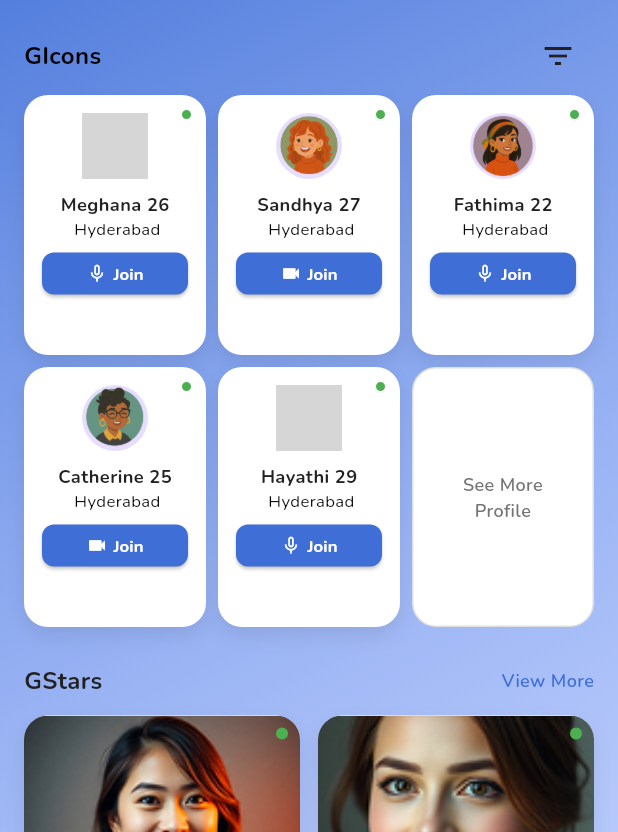
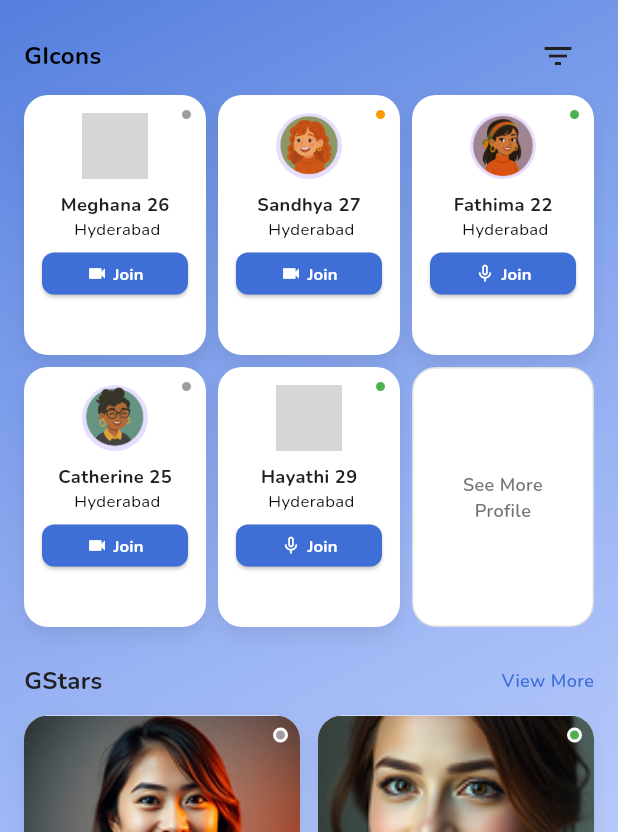
Before and after one commit to sanashajiya/little_hearts, a Flutter app: the _ExploreView screen opened directly, after a tap on "Friend Zone", on a phone screen of 412 x 824 dp. Shown: the part 172-1004 px from the top of the screen. Run offline on Flutter 3.47's test engine with Material 3 defaults, Android fonts, the phone set to English and light mode, and no system bars; our stand-ins replace dartz, dio, equatable, flutter_bloc, get_it, go_router and 1 more; grey boxes are pictures that could not be loaded.

Commit message:
add dynamic user status on GIcon, Gstar

```diff
--- a/lib/features/explore/domain/entities/gicon.dart
+++ b/lib/features/explore/domain/entities/gicon.dart
@@ -1,6 +1,12 @@
 enum CallType {
   audio,
   video,
+}
+
+enum UserStatus {
+  online,
+  offline,
+  busy,
 }
 
 class GIcon {
@@ -8,7 +14,7 @@
   final int age;
   final String location;
   final String imageAsset;
-  final bool isOnline;
+  final UserStatus status;
   final CallType callType;
 
   const GIcon({
@@ -16,7 +22,7 @@
     required this.age,
     required this.location,
     required this.imageAsset,
-    this.isOnline = true,
+    this.status = UserStatus.online,
     this.callType = CallType.audio,
   });
 }
--- a/lib/features/explore/domain/entities/gstar.dart
+++ b/lib/features/explore/domain/entities/gstar.dart
@@ -5,7 +5,7 @@
   final int age;
   final String location;
   final String imageAsset;
-  final bool isOnline;
+  final UserStatus status;
   final CallType callType;
 
   const GStar({
@@ -13,7 +13,7 @@
     required this.age,
     required this.location,
     required this.imageAsset,
-    this.isOnline = true,
+    this.status = UserStatus.online,
     this.callType = CallType.audio,
   });
 }
--- a/lib/features/explore/presentation/bloc/explore_bloc.dart
+++ b/lib/features/explore/presentation/bloc/explore_bloc.dart
@@ -21,17 +21,23 @@
     return _random.nextBool() ? CallType.audio : CallType.video;
   }
 
+  UserStatus _getRandomStatus() {
+    final statuses = UserStatus.values;
+    return statuses[_random.nextInt(statuses.length)];
+  }
+
   void _onInitialized(
     ExploreInitialized event,
     Emitter<ExploreState> emit,
   ) {
-    // Static data with random call types; later can be replaced with repository calls.
+    // Static data with random call types and statuses; later can be replaced with repository calls.
     final gIcons = [
       GIcon(
         name: 'Meghana',
         age: 26,
         location: 'Hyderabad',
         imageAsset: 'assets/images/gicon1.png',
+        status: _getRandomStatus(),
         callType: _getRandomCallType(),
       ),
       GIcon(
@@ -39,6 +45,7 @@
         age: 27,
         location: 'Hyderabad',
         imageAsset: 'assets/images/gicon2.png',
+        status: _getRandomStatus(),
         callType: _getRandomCallType(),
       ),
       GIcon(
@@ -46,6 +53,7 @@
         age: 22,
         location: 'Hyderabad',
         imageAsset: 'assets/images/gicon3.png',
+        status: _getRandomStatus(),
         callType: _getRandomCallType(),
       ),
       GIcon(
@@ -53,6 +61,7 @@
         age: 25,
         location: 'Hyderabad',
         imageAsset: 'assets/images/gicon4.png',
+        status: _getRandomStatus(),
         callType: _getRandomCallType(),
       ),
       GIcon(
@@ -60,6 +69,7 @@
         age: 29,
         location: 'Hyderabad',
         imageAsset: 'assets/images/gicon5.png',
+        status: _getRandomStatus(),
         callType: _getRandomCallType(),
       ),
       GIcon(
@@ -67,6 +77,7 @@
         age: 24,
         location: 'Hyderabad',
         imageAsset: 'assets/images/gicon6.png',
+        status: _getRandomStatus(),
         callType: _getRandomCallType(),
       ),
       GIcon(
@@ -74,6 +85,7 @@
         age: 23,
         location: 'Hyderabad',
         imageAsset: 'assets/images/gicon7.png',
+        status: _getRandomStatus(),
         callType: _getRandomCallType(),
       ),
       GIcon(
@@ -81,6 +93,7 @@
         age: 28,
         location: 'Hyderabad',
         imageAsset: 'assets/images/gicon8.png',
+        status: _getRandomStatus(),
         callType: _getRandomCallType(),
       ),
     ];
@@ -91,6 +104,7 @@
         age: 26,
         location: 'Hyderabad',
         imageAsset: 'assets/images/gstar1.png',
+        status: _getRandomStatus(),
         callType: _getRandomCallType(),
       ),
       GStar(
@@ -98,6 +112,7 @@
         age: 28,
         location: 'Hyderabad',
         imageAsset: 'assets/images/gstar2.png',
+        status: _getRandomStatus(),
         callType: _getRandomCallType(),
       ),
       GStar(
@@ -105,6 +120,7 @@
         age: 22,
         location: 'Hyderabad',
         imageAsset: 'assets/images/gstar3.png',
+        status: _getRandomStatus(),
         callType: _getRandomCallType(),
       ),
       GStar(
@@ -112,6 +128,7 @@
         age: 28,
         location: 'Hyderabad',
         imageAsset: 'assets/images/gstar4.png',
+        status: _getRandomStatus(),
         callType: _getRandomCallType(),
       ),
     ];
--- a/lib/features/explore/presentation/widgets/gicon_card.dart
+++ b/lib/features/explore/presentation/widgets/gicon_card.dart
@@ -109,7 +109,7 @@
         ),
 
       ),
-      // ✅ Green Online Dot
+      // ✅ Status Dot
         Positioned(
           top: 8,
           right: 8,
@@ -117,7 +117,7 @@
             width: 10,
             height: 10,
             decoration: BoxDecoration(
-              color: Colors.green,
+              color: _getStatusColor(gIcon.status),
               shape: BoxShape.circle,
               border: Border.all(
                 color: Colors.white,
@@ -129,4 +129,15 @@
       ],
     );
   }
+
+  Color _getStatusColor(UserStatus status) {
+    switch (status) {
+      case UserStatus.online:
+        return Colors.green;
+      case UserStatus.offline:
+        return Colors.grey;
+      case UserStatus.busy:
+        return Colors.orange;
+    }
+  }
 }
--- a/lib/features/explore/presentation/widgets/gstar_card.dart
+++ b/lib/features/explore/presentation/widgets/gstar_card.dart
@@ -17,7 +17,9 @@
 
   @override
   Widget build(BuildContext context) {
-    return Container(
+    return Stack(
+      children: [
+        Container(
           decoration: BoxDecoration(
             color: Colors.white,
             borderRadius: BorderRadius.circular(16),
@@ -37,28 +39,12 @@
                   topLeft: Radius.circular(16),
                   topRight: Radius.circular(16),
                 ),
-            child: Stack(
-              children: [
-                AspectRatio(
+                child: AspectRatio(
                   aspectRatio: 4 / 4,
                   child: Image.asset(
                     gStar.imageAsset,
                     fit: BoxFit.cover,
                   ),
-                ),
-                Positioned(
-                  top: 8,
-                  right: 8,
-                  child: Container(
-                    width: 8,
-                    height: 8,
-                    decoration: const BoxDecoration(
-                      color: Colors.green,
-                      shape: BoxShape.circle,
-                    ),
-                  ),
-                ),
-              ],
                 ),
               ),
           Padding(
@@ -120,6 +106,36 @@
           ),
         ],
       ),
+      ),
+      // ✅ Status Dot - positioned at top-right of card
+      Positioned(
+        top: 8,
+        right: 8,
+        child: Container(
+          width: 10,
+          height: 10,
+          decoration: BoxDecoration(
+            color: _getStatusColor(gStar.status),
+            shape: BoxShape.circle,
+            border: Border.all(
+              color: Colors.white,
+              width: 2,
+            ),
+          ),
+        ),
+      ),
+    ],
     );
   }
+
+  Color _getStatusColor(UserStatus status) {
+    switch (status) {
+      case UserStatus.online:
+        return Colors.green;
+      case UserStatus.offline:
+        return Colors.grey;
+      case UserStatus.busy:
+        return Colors.orange;
     }
+  }
+}
```
Lines whose indentation alone changed are shown as unchanged.
